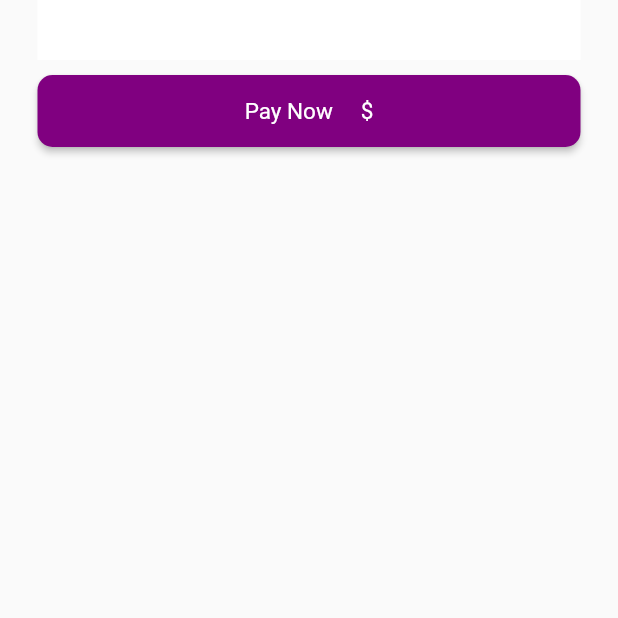
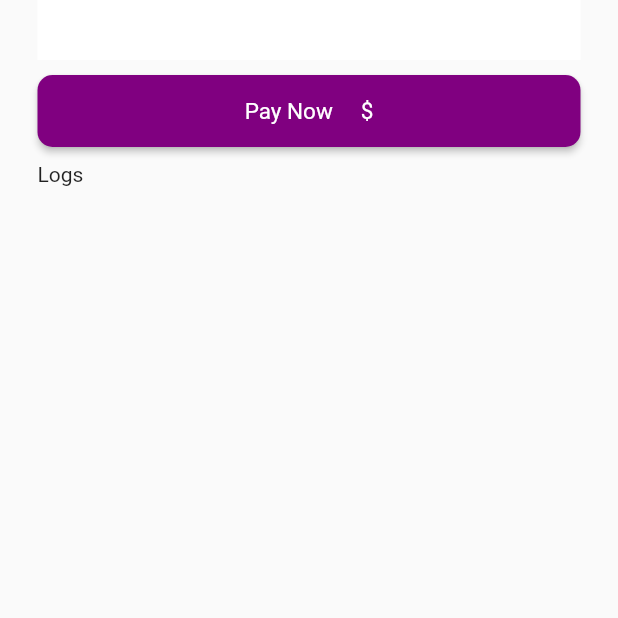
Before and after one commit to Moin-Islam/crowdfunder_socialo, a Flutter app: the PaymentInfo screen opened directly with empty values, on a phone screen of 412 x 824 dp, the part 618-1236 px from its top. Run offline on Flutter 3.47's test engine with Material 2 defaults, Android fonts, the phone set to English and light mode, and no system bars; our stand-ins replace flutter_secure_storage, google_fonts, image_picker, intro_slider, mask_text_input_formatter, rxdart and 1 more; missing offline and left inert: flutter_layouts, flutter_stripe, fluttercontactpicker, modals, move_to_background; accounts and stored records are empty; statements that could not run were skipped; key blocks and very long unbroken strings in the code were emptied for the run.

Commit message:
Log update

```diff
--- a/lib/Pages/payment_info.dart
+++ b/lib/Pages/payment_info.dart
@@ -513,7 +513,7 @@ class _PaymentInfoState extends State<PaymentInfo> {
                         )),
 
                     buildSetUpAccountbtn(context),
-                    //Text((_log == null) ? "Logs" : '$_log')
+                    Text((_log == null) ? "Logs" : '$_log')
                   ],
                 ),
               ),
```
